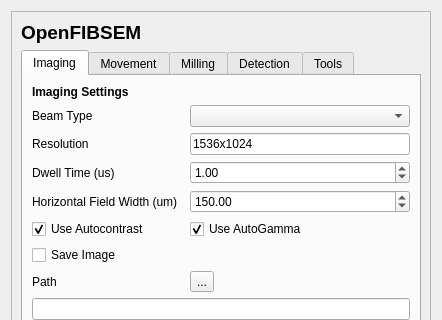
Qt form fibsem/ui/qtdesigner_files/FibsemUI.ui (DeMarcoLab/fibsem) before a commit; both pictures show x 0 to 442 and y 0 to 320 of the 442 by 882 pixel window.
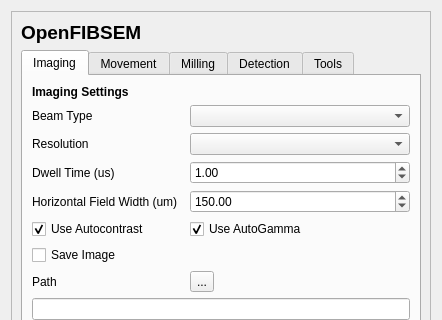
The same form after that commit. The open tabs and pages were chosen to show the change.

Commit message: [FEAT] UI upgrade

```diff
--- a/fibsem/ui/qtdesigner_files/FibsemUI.ui
+++ b/fibsem/ui/qtdesigner_files/FibsemUI.ui
@@ -130,13 +130,6 @@
           <item row="1" column="2">
            <widget class="QComboBox" name="comboBox_imaging_beam_type"/>
           </item>
-          <item row="2" column="2">
-           <widget class="QLineEdit" name="lineEdit_imaging_resolution">
-            <property name="text">
-             <string>1536x1024</string>
-            </property>
-           </widget>
-          </item>
           <item row="4" column="2">
            <widget class="QDoubleSpinBox" name="doubleSpinBox_imaging_hfw">
             <property name="maximum">
@@ -208,6 +201,9 @@
           <item row="9" column="0" colspan="3">
            <widget class="QLineEdit" name="lineEdit_imaging_save_path"/>
           </item>
+          <item row="2" column="2">
+           <widget class="QComboBox" name="comboBox_imaging_resolution"/>
+          </item>
          </layout>
         </widget>
         <widget class="QWidget" name="tab_2">
```
Left out of the diff: 2 changed lines with no effect on the pictures. The commit also changes 5 other files.
